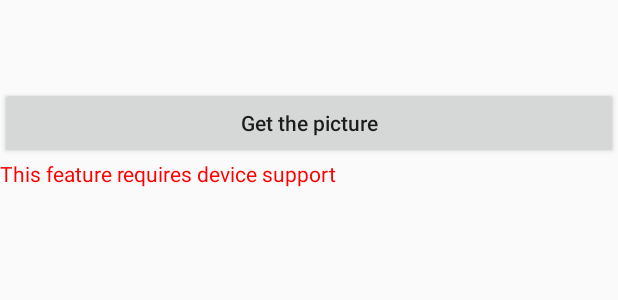
After one commit to dxsdyhm/GwellDemo, an Android app: the layout activity_alarmpicture.xml on its own in the app's theme, with its tools: preview values and no code run, on a phone screen of 412 x 824 dp. The commit adds this screen. Shown: the top 300 px of the screen. Run offline under Robolectric (Android 15) with nearby library versions, the phone set to English and light mode, and no system bars.

Commit message:
1.P2P-Core新版本0.2.6 2.增加获取报警图片（未完成）

```diff
--- a/app/src/main/AndroidManifest.xml
+++ b/app/src/main/AndroidManifest.xml
@@ -39,7 +39,8 @@
             </intent-filter>
         </activity>
         <activity android:name="com.example.dansesshou.jcentertest.RecordFilesActivity" />
-        <activity android:name="com.example.dansesshou.jcentertest.PlayBackActivity"></activity>
+        <activity android:name="com.example.dansesshou.jcentertest.PlayBackActivity"/>
+        <activity android:name="com.example.dansesshou.jcentertest.AllarmImageActivity"/>
     </application>
 
 </manifest>
--- a/app/src/main/java/com/example/dansesshou/jcentertest/MonitoerActivity.java
+++ b/app/src/main/java/com/example/dansesshou/jcentertest/MonitoerActivity.java
@@ -31,9 +31,9 @@ import butterknife.ButterKnife;
 import butterknife.OnClick;
 
 public class MonitoerActivity extends BaseMonitorActivity{
-    public static String P2P_ACCEPT = "com.yoosee.P2P_ACCEPT";
-    public static String P2P_READY = "com.yoosee.P2P_READY";
-    public static String P2P_REJECT = "com.yoosee.P2P_REJECT";
+    public static String P2P_ACCEPT = "com.XXX.P2P_ACCEPT";
+    public static String P2P_READY = "com.XXX.P2P_READY";
+    public static String P2P_REJECT = "com.XXX.P2P_REJECT";
     @BindView(R.id.rl_p2pview)
     RelativeLayout rlP2pview;
     @BindView(R.id.et_id)
--- a/app/src/main/java/com/example/dansesshou/jcentertest/PlayBackActivity.java
+++ b/app/src/main/java/com/example/dansesshou/jcentertest/PlayBackActivity.java
@@ -22,9 +22,9 @@ import entity.RecordFile;
 
 public class PlayBackActivity extends BasePlayBackActivity {
 
-    public static String P2P_ACCEPT = "com.yoosee.P2P_ACCEPT";
-    public static String P2P_READY = "com.yoosee.P2P_READY";
-    public static String P2P_REJECT = "com.yoosee.P2P_REJECT";
+    public static String P2P_ACCEPT = "com.XXX.P2P_ACCEPT";
+    public static String P2P_READY = "com.XXX.P2P_READY";
+    public static String P2P_REJECT = "com.XXX.P2P_REJECT";
     @BindView(R.id.btn_palyback)
     Button btnPalyback;
     @BindView(R.id.tx_text)
--- /dev/null
+++ b/app/src/main/res/layout/activity_alarmpicture.xml
@@ -0,0 +1,33 @@
+<?xml version="1.0" encoding="utf-8"?>
+<LinearLayout xmlns:android="http://schemas.android.com/apk/res/android"
+    android:orientation="vertical" android:layout_width="match_parent"
+    android:layout_height="match_parent">
+    <TextView
+        android:id="@+id/tx_userid"
+        android:layout_width="match_parent"
+        android:layout_height="wrap_content" />
+    <TextView
+        android:id="@+id/tx_alarmid"
+        android:layout_width="match_parent"
+        android:layout_height="wrap_content" />
+    <TextView
+        android:id="@+id/tx_alarm_info"
+        android:layout_width="match_parent"
+        android:layout_height="wrap_content" />
+    <Button
+        android:id="@+id/btn_getpicture"
+        android:layout_width="match_parent"
+        android:layout_height="wrap_content"
+        android:text="@string/getpicture"/>
+    <TextView
+        android:id="@+id/tx_tips"
+        android:layout_width="match_parent"
+        android:layout_height="wrap_content"
+        android:textColor="@color/FF0000"
+        android:text="@string/function_tips"/>
+    <ImageView
+        android:id="@+id/iv_alarmpicture"
+        android:layout_width="match_parent"
+        android:layout_height="wrap_content" />
+
+</LinearLayout>
--- a/app/src/main/res/layout/activity_main.xml
+++ b/app/src/main/res/layout/activity_main.xml
@@ -25,4 +25,9 @@
         android:layout_width="match_parent"
         android:layout_height="wrap_content"
         android:text="@string/play_back"/>
+    <Button
+        android:id="@+id/btn_getalarm_picture"
+        android:layout_width="match_parent"
+        android:layout_height="wrap_content"
+        android:text="@string/alrmpicture"/>
 </LinearLayout>
--- a/app/src/main/res/values/strings.xml
+++ b/app/src/main/res/values/strings.xml
@@ -41,4 +41,7 @@
     <string name="sd">SD</string>
     <string name="hd">HD</string>
     <string name="ld">LD</string>
+    <string name="alrmpicture">Get the alarm picture</string>
+    <string name="getpicture">Get the picture</string>
+    <string name="function_tips">This feature requires device support</string>
 </resources>
```
Also changed, not shown: app/build.gradle (+5 -2 lines), app/src/main/java/Utils/RxBUSAction.java (added, +9 -0 lines), app/src/main/java/Utils/RxBus.java (added, +18 -0 lines), app/src/main/java/com/example/dansesshou/jcentertest/AllarmImageActivity.java (added, +78 -0 lines), app/src/main/java/com/example/dansesshou/jcentertest/BaseActivity.java (added, +25 -0 lines), app/src/main/java/com/example/dansesshou/jcentertest/MainActivity.java (+10 -2 lines), app/src/main/java/com/example/dansesshou/jcentertest/P2PListener.java (+8 -1 lines), app/src/main/java/com/example/dansesshou/jcentertest/SettingListener.java (+314 -0 lines), app/src/main/java/entity/AlarmInfo.java (added, +143 -0 lines), 1 other file.
